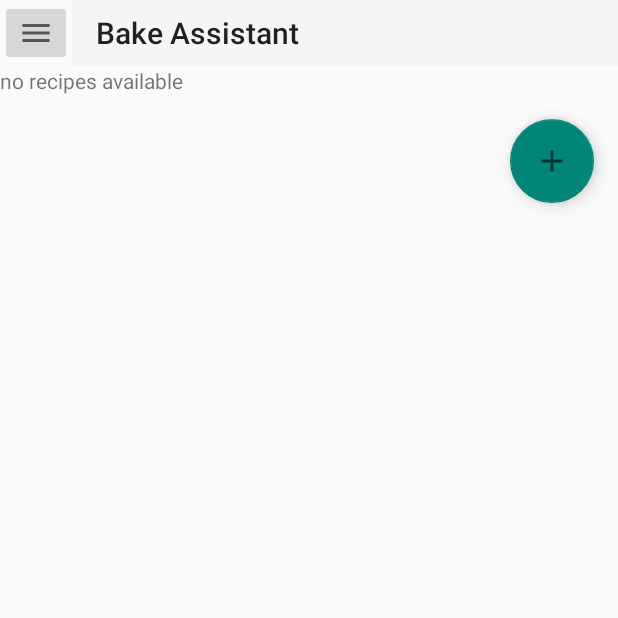
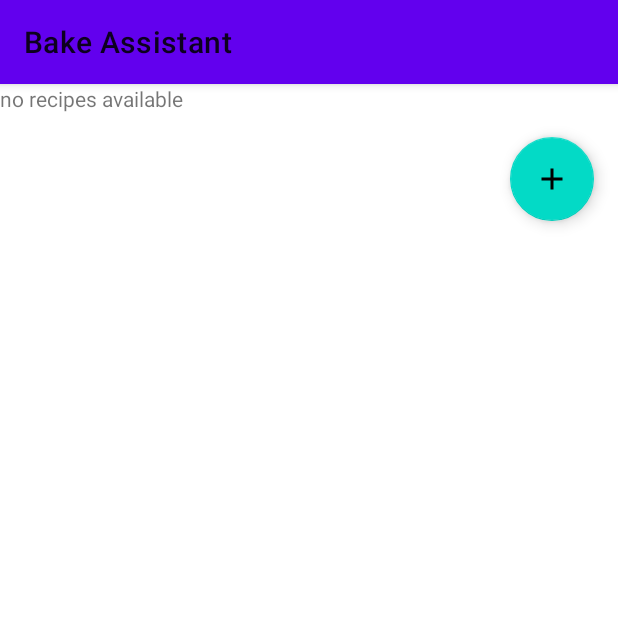
Before and after one commit to coschtl/bake-assistant, an Android app: the screen it shows after launch (BakeAssistant), on a phone screen of 412 x 824 dp, the top half of it. Run offline under Robolectric (Android 15) with nearby library versions, the phone set to English and light mode, and no system bars.

Commit message:
beta 4 / config removed (nunecessary + theme

```diff
--- a/app/src/main/AndroidManifest.xml
+++ b/app/src/main/AndroidManifest.xml
@@ -1,7 +1,6 @@
 <?xml version="1.0" encoding="utf-8"?>
 <manifest xmlns:android="http://schemas.android.com/apk/res/android"
     package="at.coschtl.bakeassistant">
-    <uses-permission android:name="android.permission.SCHEDULE_EXACT_ALARM"/>
     <uses-permission android:name="android.permission.SYSTEM_ALERT_WINDOW"/>
     <application
         android:allowBackup="true"
@@ -9,15 +8,13 @@
         android:label="@string/app_name"
         android:roundIcon="@mipmap/ic_launcher_round"
         android:supportsRtl="false"
-        android:theme="@style/Theme.AppCompat.Light.NoActionBar">
-<!--        android:theme="@style/Theme.BakeAssistant">-->
+        android:theme="@style/Theme.BakeAssistant">
         <activity android:name=".ui.main.BakeAssistant" android:screenOrientation="portrait" android:exported="true">
             <intent-filter>
                 <action android:name="android.intent.action.MAIN" />
                 <category android:name="android.intent.category.LAUNCHER" />
             </intent-filter>
         </activity>
-        <activity android:name=".ui.cfg.ConfigurationActivity" android:screenOrientation="portrait" ></activity>
         <activity android:name=".ui.recipe.EditRecipe" android:screenOrientation="portrait" ></activity>
         <activity android:name=".ui.preparation.PrepareRecipe" android:screenOrientation="portrait" ></activity>
         <activity android:name=".ui.InstructionNotification" android:screenOrientation="portrait" ></activity>
--- a/app/src/main/java/at/coschtl/bakeassistant/db/DatabaseHelper.java
+++ b/app/src/main/java/at/coschtl/bakeassistant/db/DatabaseHelper.java
@@ -8,7 +8,7 @@ import at.coschtl.bakeassistant.ui.main.BakeAssistant;
 public class DatabaseHelper extends SQLiteOpenHelper {
 
     public static final String DATABASE_NAME = "bakeassistant";
-    public static final int DATABASE_VERSION = 2;
+    public static final int DATABASE_VERSION = 3;
 
     public static final DatabaseHelper INSTANCE = new DatabaseHelper();
 
@@ -25,7 +25,6 @@ public class DatabaseHelper extends SQLiteOpenHelper {
         db.execSQL(RecipeDbAdapter.DB_ACTION.DATABASE_CREATE);
         db.execSQL(RecipeDbAdapter.DB_RECIPE.DATABASE_CREATE);
         db.execSQL(RecipeDbAdapter.DB_STEPS.DATABASE_CREATE);
-        db.execSQL(ConfigDbAdapter.DB.DATABASE_CREATE);
         createIndices(db);
     }
 
@@ -33,7 +32,6 @@ public class DatabaseHelper extends SQLiteOpenHelper {
         db.execSQL(RecipeDbAdapter.DB_ACTION.DATABASE_CREATE_INDEX_NAME);
         db.execSQL(RecipeDbAdapter.DB_RECIPE.DATABASE_CREATE_INDEX_NAME);
         db.execSQL(RecipeDbAdapter.DB_STEPS.DATABASE_CREATE_INDEX);
-        db.execSQL(ConfigDbAdapter.DB.DATABASE_CREATE_INDEX_PROPERTY);
     }
 
     @Override
@@ -46,5 +44,8 @@ public class DatabaseHelper extends SQLiteOpenHelper {
         if (oldVersion == 1) {
             db.execSQL("ALTER TABLE " + RecipeDbAdapter.DB_STEPS.DATABASE_TABLE + " ADD " + RecipeDbAdapter.DB_STEPS.COL_ALARM + " integer default 0");
         }
+        if (oldVersion > 0 && oldVersion < 3) {
+            db.execSQL("drop table configuration");
+        }
     }
 }
--- a/app/src/main/java/at/coschtl/bakeassistant/ui/preparation/PrepareRecipe.java
+++ b/app/src/main/java/at/coschtl/bakeassistant/ui/preparation/PrepareRecipe.java
@@ -12,7 +12,6 @@ import androidx.annotation.Nullable;
 import androidx.appcompat.app.AppCompatActivity;
 import androidx.work.Data;
 import androidx.work.OneTimeWorkRequest;
-import androidx.work.Operation;
 import androidx.work.WorkManager;
 import androidx.work.WorkRequest;
 
--- a/app/src/main/res/layout/alarm.xml
+++ b/app/src/main/res/layout/alarm.xml
@@ -1,13 +1,10 @@
 <?xml version="1.0" encoding="utf-8"?>
 <androidx.constraintlayout.widget.ConstraintLayout xmlns:android="http://schemas.android.com/apk/res/android"
-    xmlns:tools="http://schemas.android.com/tools"
     android:id="@+id/main"
     android:layout_width="match_parent"
     android:layout_height="wrap_content"
     android:layout_gravity="center"
-    android:background="@android:color/transparent"
-    android:gravity="center"
-    tools:context=".ui.cfg.ConfigurationActivity">
+    android:gravity="center">
 
     <RelativeLayout
         android:id="@+id/selectTime"
@@ -15,7 +12,6 @@
         android:layout_height="match_parent"
         android:layout_gravity="center"
         android:layout_marginBottom="10dp"
-        android:background="@color/cardview_light_background"
         android:gravity="center">
 
         <TextView
--- a/app/src/main/res/layout/bake_assistant.xml
+++ b/app/src/main/res/layout/bake_assistant.xml
@@ -3,37 +3,38 @@
     xmlns:app="http://schemas.android.com/apk/res-auto"
     xmlns:tools="http://schemas.android.com/tools"
     android:layout_width="match_parent"
-    android:layout_height="match_parent">
+    android:layout_height="match_parent"
+    android:forceDarkAllowed="true">
 
     <LinearLayout
         android:layout_width="match_parent"
         android:layout_height="match_parent"
         android:orientation="vertical">
 
-        <LinearLayout
-            android:layout_width="match_parent"
-            android:layout_height="wrap_content"
-            android:orientation="horizontal">
+<!--        <LinearLayout-->
+<!--            android:layout_width="match_parent"-->
+<!--            android:layout_height="wrap_content"-->
+<!--            android:orientation="horizontal">-->
 
-            <ImageButton
-                android:id="@+id/menuButton"
-                android:layout_width="wrap_content"
-                android:layout_height="wrap_content"
-                android:onClick="showPopup"
-                app:srcCompat="@drawable/ic_baseline_menu_24"
-                tools:layout_editor_absoluteX="4dp"
-                tools:layout_editor_absoluteY="3dp" />
+<!--            <ImageButton-->
+<!--                android:id="@+id/menuButton"-->
+<!--                android:layout_width="wrap_content"-->
+<!--                android:layout_height="wrap_content"-->
+<!--                android:onClick="showPopup"-->
+<!--                app:srcCompat="@drawable/ic_baseline_menu_24"-->
+<!--                tools:layout_editor_absoluteX="4dp"-->
+<!--                tools:layout_editor_absoluteY="3dp" />-->
 
-            <androidx.appcompat.widget.Toolbar
-                android:id="@+id/toolbar"
-                android:layout_width="match_parent"
-                android:layout_height="match_parent"
-                android:background="?attr/colorPrimary"
-                android:minHeight="?attr/actionBarSize"
-                android:theme="?attr/actionBarTheme"
-                app:title="@string/app_name" />
+<!--            <androidx.appcompat.widget.Toolbar-->
+<!--                android:id="@+id/toolbar"-->
+<!--                android:layout_width="match_parent"-->
+<!--                android:layout_height="match_parent"-->
+<!--                android:background="?attr/colorPrimary"-->
+<!--                android:minHeight="?attr/actionBarSize"-->
+<!--                android:theme="?attr/actionBarTheme"-->
+<!--                app:title="@string/app_name" />-->
 
-        </LinearLayout>
+<!--        </LinearLayout>-->
 
         <LinearLayout
             android:layout_width="match_parent"
--- a/app/src/main/res/menu/main_settings_menu.xml
+++ /dev/null
@@ -1,13 +0,0 @@
-<?xml version="1.0" encoding="utf-8"?>
-<menu xmlns:android="http://schemas.android.com/apk/res/android">
-    <group
-        android:id="@+id/group1"
-        android:checkableBehavior="single">
-        <item
-            android:id="@+id/menu_settings"
-            android:icon="@drawable/ic_baseline_settings_24"
-            android:title="@string/settings"
-            android:checkable="false" />
-    </group>
-
-</menu>
```
Also changed, not shown: app/src/main/java/at/coschtl/bakeassistant/cfg/Configuration.java (deleted, +0 -58 lines), app/src/main/java/at/coschtl/bakeassistant/cfg/ConfigurationEntry.java (deleted, +0 -43 lines), app/src/main/java/at/coschtl/bakeassistant/cfg/TypeConverter.java (deleted, +0 -47 lines), app/src/main/java/at/coschtl/bakeassistant/db/ConfigDbAdapter.java (deleted, +0 -85 lines), app/src/main/java/at/coschtl/bakeassistant/db/RecipeDbAdapter.java (+0 -11 lines), app/src/main/java/at/coschtl/bakeassistant/ui/cfg/ConfigurationActivity.java (deleted, +0 -63 lines), app/src/main/java/at/coschtl/bakeassistant/ui/cfg/ConfigurationViewModel.java (deleted, +0 -37 lines), app/src/main/java/at/coschtl/bakeassistant/ui/main/BakeAssistant.java (+2 -27 lines), app/src/main/res/values-night/themes.xml (+13 -12 lines), app/src/main/res/values/themes.xml (+11 -10 lines).
